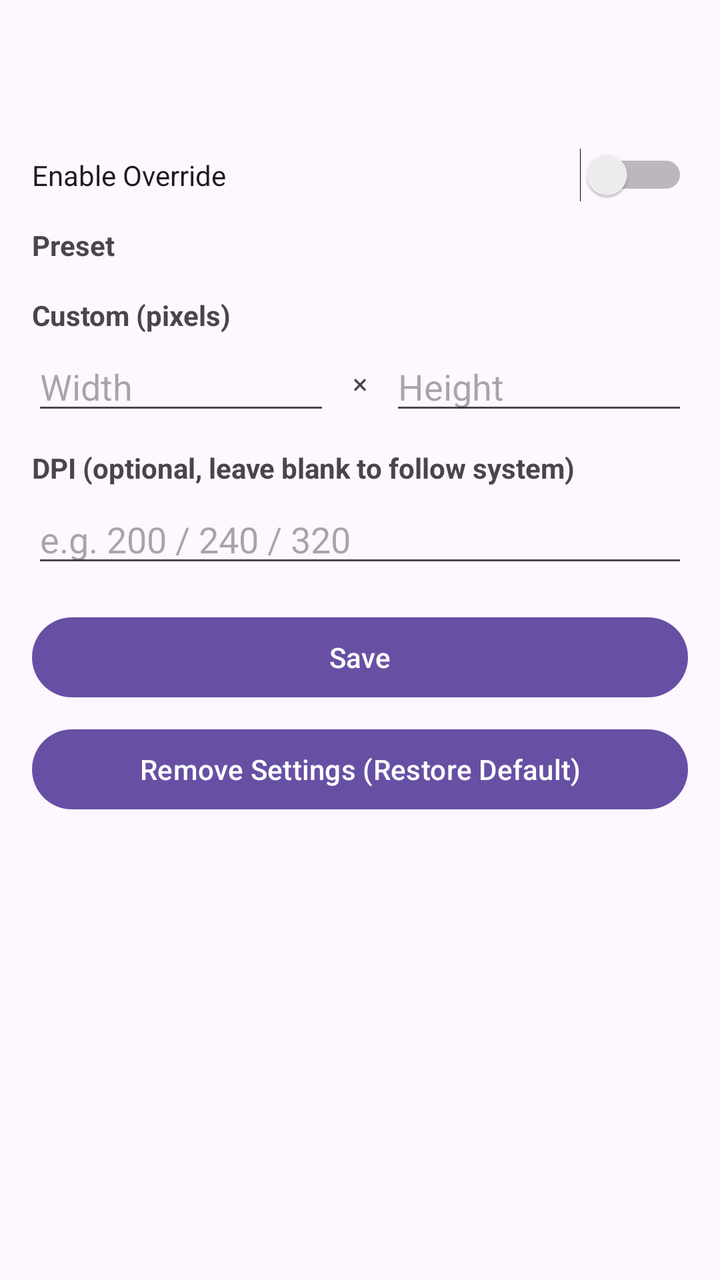
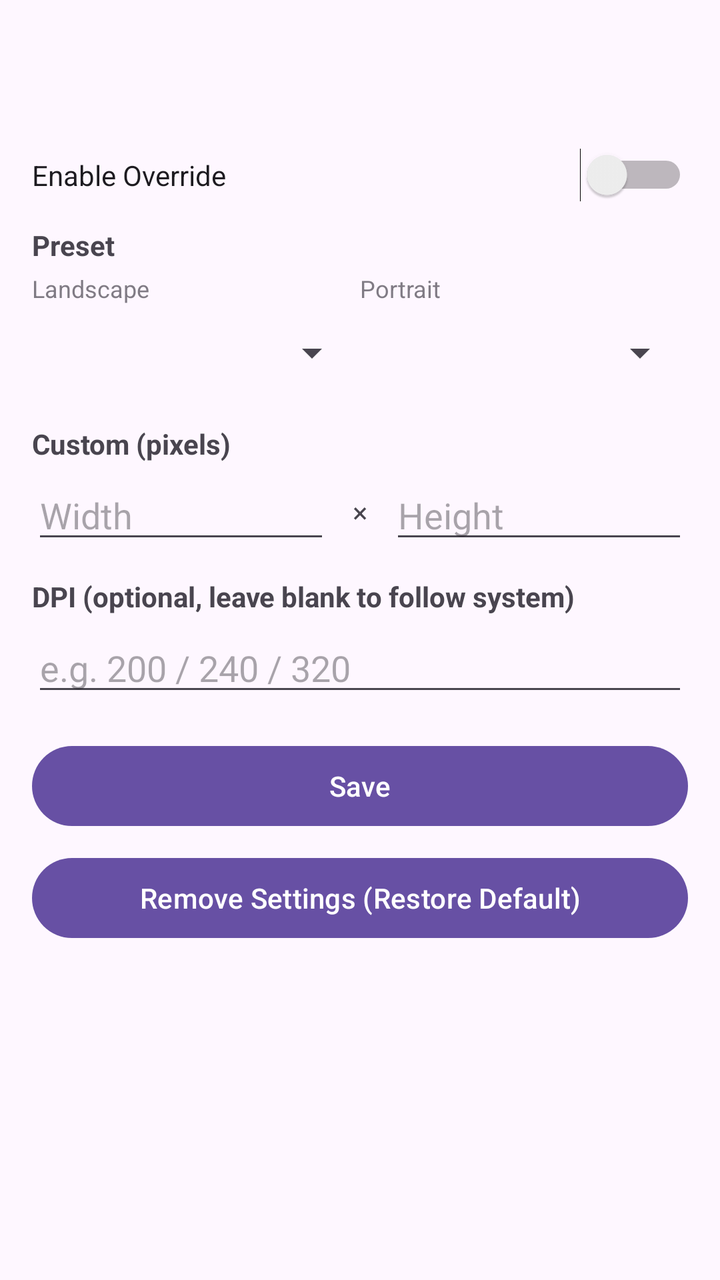

The first picture is an Android layout as it rendered before a commit; the second is the same layout after the commit. The layout source and the unified diff follow.
<!-- AndroidManifest.xml: application theme Theme.ResFix -->
<!-- res/layout/activity_detail.xml -->
<?xml version="1.0" encoding="utf-8"?>
<ScrollView xmlns:android="http://schemas.android.com/apk/res/android"
    android:layout_width="match_parent"
    android:layout_height="match_parent"
    android:fillViewport="true">

    <LinearLayout
        android:layout_width="match_parent"
        android:layout_height="wrap_content"
        android:orientation="vertical"
        android:padding="16dp">

        <TextView
            android:id="@+id/tv_title"
            android:layout_width="match_parent"
            android:layout_height="wrap_content"
            android:textSize="18sp"
            android:textStyle="bold"
            android:paddingBottom="4dp" />

        <TextView
            android:id="@+id/tv_pkg"
            android:layout_width="match_parent"
            android:layout_height="wrap_content"
            android:textSize="13sp"
            android:alpha="0.6"
            android:paddingBottom="12dp" />

        <Switch
            android:id="@+id/sw_enable"
            android:layout_width="match_parent"
            android:layout_height="wrap_content"
            android:text="@string/enable_override" />

        <TextView
            android:layout_width="wrap_content"
            android:layout_height="wrap_content"
            android:text="@string/preset_label"
            android:textStyle="bold"
            android:paddingTop="12dp"
            android:paddingBottom="4dp" />

        <RadioGroup
            android:id="@+id/rg_preset"
            android:layout_width="match_parent"
            android:layout_height="wrap_content"
            android:orientation="vertical" />

        <TextView
            android:layout_width="wrap_content"
            android:layout_height="wrap_content"
            android:text="@string/custom_label"
            android:textStyle="bold"
            android:paddingTop="12dp"
            android:paddingBottom="4dp" />

        <LinearLayout
            android:layout_width="match_parent"
            android:layout_height="wrap_content"
            android:orientation="horizontal"
            android:gravity="center_vertical">

            <EditText
                android:id="@+id/et_w"
                android:layout_width="0dp"
                android:layout_height="wrap_content"
                android:layout_weight="1"
                android:inputType="number"
                android:hint="@string/width_hint" />

            <TextView
                android:layout_width="wrap_content"
                android:layout_height="wrap_content"
                android:text=" × "
                android:paddingHorizontal="8dp" />

            <EditText
                android:id="@+id/et_h"
                android:layout_width="0dp"
                android:layout_height="wrap_content"
                android:layout_weight="1"
                android:inputType="number"
                android:hint="@string/height_hint" />
        </LinearLayout>

        <TextView
            android:layout_width="wrap_content"
            android:layout_height="wrap_content"
            android:text="@string/density_label"
            android:textStyle="bold"
            android:paddingTop="12dp"
            android:paddingBottom="4dp" />

        <EditText
            android:id="@+id/et_density"
            android:layout_width="match_parent"
            android:layout_height="wrap_content"
            android:inputType="number"
            android:hint="@string/density_hint" />

        <Button
            android:id="@+id/btn_save"
            android:layout_width="match_parent"
            android:layout_height="wrap_content"
            android:layout_marginTop="16dp"
            android:text="@string/save_btn" />

        <Button
            android:id="@+id/btn_remove"
            android:layout_width="match_parent"
            android:layout_height="wrap_content"
            android:layout_marginTop="8dp"
            android:text="@string/remove_btn" />
    </LinearLayout>
</ScrollView>
<!-- resources referenced by this layout -->
<resources>
  <string name="custom_label">Custom (pixels)</string>
  <string name="density_hint">e.g. 200 / 240 / 320</string>
  <string name="density_label">DPI (optional, leave blank to follow system)</string>
  <string name="enable_override">Enable Override</string>
  <string name="height_hint">Height</string>
  <string name="preset_label">Preset</string>
  <string name="remove_btn">Remove Settings (Restore Default)</string>
  <string name="save_btn">Save</string>
  <string name="width_hint">Width</string>
  <style name="Theme.ResFix" parent="Theme.Material3.DayNight">
          <item name="android:statusBarColor">@color/primary</item>
      </style>
  <color name="primary">#1565C0</color>
</resources>

<!-- the commit's change to res/layout/activity_detail.xml (unified diff, before → after) -->
@@ -40,11 +40,48 @@
             android:paddingTop="12dp"
             android:paddingBottom="4dp" />
 
-        <RadioGroup
-            android:id="@+id/rg_preset"
+        <LinearLayout
             android:layout_width="match_parent"
             android:layout_height="wrap_content"
-            android:orientation="vertical" />
+            android:orientation="horizontal"
+            android:baselineAligned="false">
+
+            <LinearLayout
+                android:layout_width="0dp"
+                android:layout_height="wrap_content"
+                android:layout_weight="1"
+                android:orientation="vertical">
+                <TextView
+                    android:layout_width="wrap_content"
+                    android:layout_height="wrap_content"
+                    android:text="@string/landscape"
+                    android:textSize="12sp"
+                    android:alpha="0.7" />
+                <Spinner
+                    android:id="@+id/sp_preset"
+                    android:layout_width="match_parent"
+                    android:layout_height="wrap_content"
+                    android:minHeight="48dp" />
+            </LinearLayout>
+
+            <LinearLayout
+                android:layout_width="0dp"
+                android:layout_height="wrap_content"
+                android:layout_weight="1"
+                android:orientation="vertical">
+                <TextView
+                    android:layout_width="wrap_content"
+                    android:layout_height="wrap_content"
+                    android:text="@string/portrait"
+                    android:textSize="12sp"
+                    android:alpha="0.7" />
+                <Spinner
+                    android:id="@+id/sp_preset_swap"
+                    android:layout_width="match_parent"
+                    android:layout_height="wrap_content"
+                    android:minHeight="48dp" />
+            </LinearLayout>
+        </LinearLayout>
 
         <TextView
             android:layout_width="wrap_content"
<!-- resource entries referenced after the edit -->
@@ -5,6 +5,8 @@
   <string name="density_label">DPI (optional, leave blank to follow system)</string>
   <string name="enable_override">Enable Override</string>
   <string name="height_hint">Height</string>
+  <string name="landscape">Landscape</string>
+  <string name="portrait">Portrait</string>
   <string name="preset_label">Preset</string>
   <string name="remove_btn">Remove Settings (Restore Default)</string>
   <string name="save_btn">Save</string>
